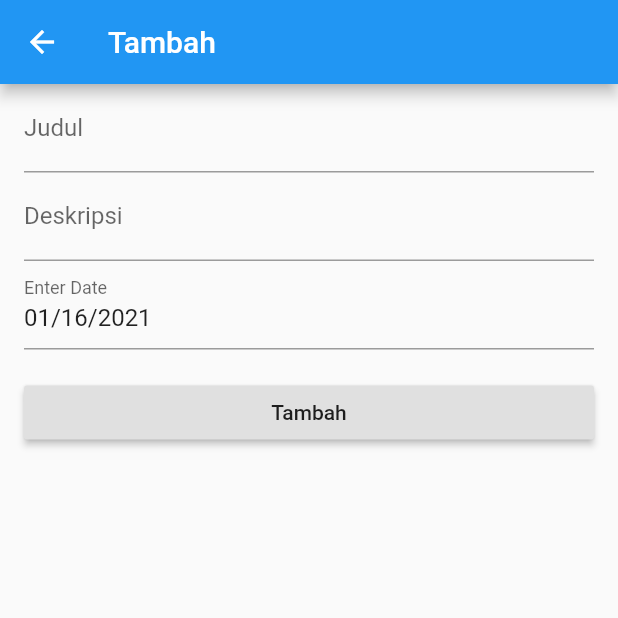
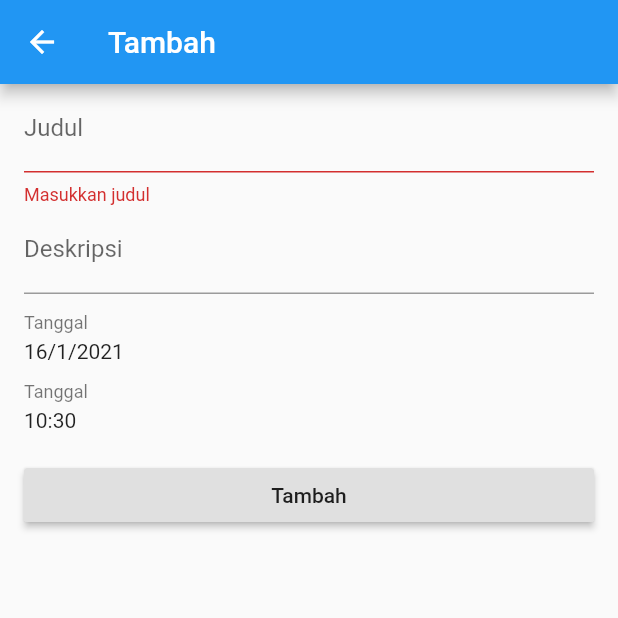
Before and after one commit to christiandoxa/todoapp_fsj, a Flutter app: the AddTaskScreen screen opened directly, after a tap on "Tambah", on a phone screen of 412 x 824 dp, the top half of it. Run offline on Flutter 3.47's test engine with Material 2 defaults, Android fonts, the phone set to English and light mode, and no system bars; our stand-ins replace cloud_firestore, firebase_auth, firebase_core, google_sign_in; accounts and stored records are empty.

Commit message:
Add task form

```diff
--- a/lib/screens/add_task_screen.dart
+++ b/lib/screens/add_task_screen.dart
@@ -1,3 +1,4 @@
+import 'package:cloud_firestore/cloud_firestore.dart';
 import 'package:flutter/material.dart';
 
 class AddTaskScreen extends StatefulWidget {
@@ -8,46 +9,139 @@ class AddTaskScreen extends StatefulWidget {
 }
 
 class _AddTaskScreenState extends State<AddTaskScreen> {
-  void _onAddTask() {}
+  final GlobalKey<FormState> _formKey = GlobalKey<FormState>();
+  final TextEditingController _titleController = TextEditingController();
+  final TextEditingController _descController = TextEditingController();
+  Timestamp _deadline = Timestamp.now();
+  bool _loading = false;
+
+  @override
+  void dispose() {
+    _titleController?.dispose();
+    _descController?.dispose();
+    super.dispose();
+  }
+
+  void _onAddTask() {
+    if (!_loading && _formKey.currentState.validate()) {
+      setState(() {
+        _loading = true;
+      });
+    }
+  }
+
+  void _selectDate() async {
+    final DateTime selected = await showDatePicker(
+      context: context,
+      initialDate: _deadline.toDate(),
+      firstDate: DateTime.now(),
+      lastDate: DateTime.now().add(Duration(days: 3600)),
+    );
+    if (selected != null) {
+      setState(() {
+        _deadline = Timestamp.fromDate(DateTime(
+          selected.year,
+          selected.month,
+          selected.day,
+          _deadline.toDate().hour,
+          _deadline.toDate().minute,
+        ));
+      });
+    }
+  }
+
+  void _selectTime() async {
+    final TimeOfDay selected = await showTimePicker(
+      context: context,
+      initialTime: TimeOfDay.fromDateTime(_deadline.toDate()),
+    );
+    if (selected != null) {
+      setState(() {
+        _deadline = Timestamp.fromDate(DateTime(
+          _deadline.toDate().year,
+          _deadline.toDate().month,
+          _deadline.toDate().day,
+          selected.hour,
+          selected.minute,
+        ));
+      });
+    }
+  }
 
   @override
   Widget build(BuildContext context) {
+    DateTime _date = _deadline.toDate();
+
     return Scaffold(
       appBar: AppBar(
         title: Text('Tambah'),
       ),
       body: SingleChildScrollView(
+        child: Form(
+          key: _formKey,
           child: Padding(
             padding: EdgeInsets.symmetric(horizontal: 16),
             child: Column(
+              crossAxisAlignment: CrossAxisAlignment.start,
               children: [
                 TextFormField(
+                  controller: _titleController,
                   decoration: InputDecoration(
                     labelText: 'Judul',
                   ),
+                  validator: (value) {
+                    if (value.isEmpty) return 'Masukkan judul';
+                    return null;
+                  },
                 ),
                 TextFormField(
+                  controller: _descController,
                   decoration: InputDecoration(
                     labelText: 'Deskripsi',
                   ),
                 ),
-              InputDatePickerFormField(
-                initialDate: DateTime.now(),
-                firstDate: DateTime.now(),
-                lastDate: DateTime.now(),
+                Padding(
+                  padding: EdgeInsets.only(top: 12, bottom: 4),
+                  child: Text(
+                    'Tanggal',
+                    style: Theme.of(context).textTheme.caption,
+                  ),
+                ),
+                InkWell(
+                  onTap: _selectDate,
+                  child: SizedBox(
+                    width: MediaQuery.of(context).size.width,
+                    child: Text('${_date.day}/${_date.month}/${_date.year}'),
+                  ),
+                ),
+                Padding(
+                  padding: EdgeInsets.only(top: 12, bottom: 4),
+                  child: Text(
+                    'Tanggal',
+                    style: Theme.of(context).textTheme.caption,
+                  ),
+                ),
+                InkWell(
+                  onTap: _selectTime,
+                  child: SizedBox(
+                    width: MediaQuery.of(context).size.width,
+                    child: Text('${_date.hour}:${_date.minute}'),
+                  ),
                 ),
                 SizedBox(height: 18),
                 SizedBox(
                   width: MediaQuery.of(context).size.width,
                   child: RaisedButton(
-                  onPressed: _onAddTask,
-                  child: Text('Tambah'),
+                    onPressed: _loading ? null : _onAddTask,
+                    child:
+                        _loading ? CircularProgressIndicator() : Text('Tambah'),
                   ),
                 ),
               ],
             ),
           ),
         ),
+      ),
     );
   }
 }
--- a/lib/screens/home_screen.dart
+++ b/lib/screens/home_screen.dart
@@ -63,7 +63,6 @@ class _HomeScreenState extends State<HomeScreen> {
             ToDoCard(
               id: '2',
               title: 'Task B',
-              desc: 'deskripsi task B',
               deadline: DateTime.now(),
             ),
           ],
```
Also changed, not shown: lib/widgets/todo_card.dart (+8 -6 lines). Lines whose indentation alone changed are shown as unchanged.
